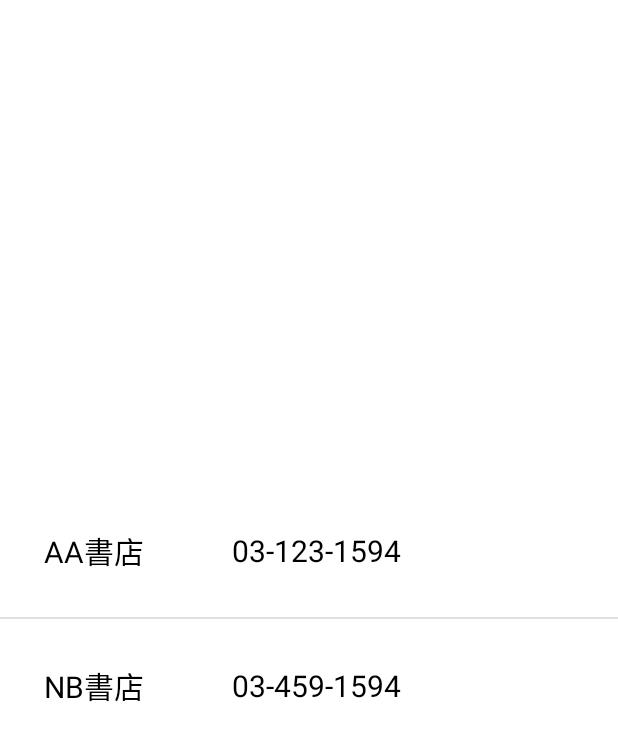
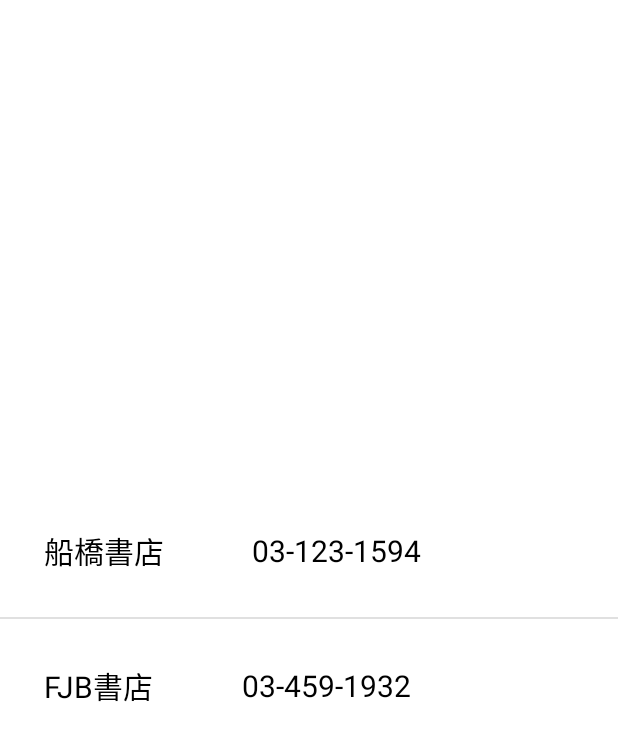
Before and after one commit to x19g025/thebook, an Android app: the screen it shows after launch (TShopInfoActivity), after a tap on "店舗情報編集", on a phone screen of 412 x 824 dp. Shown: the top 741 px of the screen. Run offline under Robolectric (Android 15) with nearby library versions, the phone set to English and light mode, and no system bars.

Commit message:
12/1333333

```diff
--- a/app/src/main/AndroidManifest.xml
+++ b/app/src/main/AndroidManifest.xml
@@ -28,7 +28,7 @@
             android:exported="false" />
         <activity
             android:name=".SubTShopInfoActivity"
-            android:label="@string/app_name" />
+            android:exported="false" />
         <activity
             android:name=".TMapCreateActivity"
             android:exported="false" />
@@ -43,7 +43,6 @@
             android:exported="true">
             <intent-filter>
                 <action android:name="android.intent.action.MAIN" />
-
                 <category android:name="android.intent.category.LAUNCHER" />
             </intent-filter>
         </activity>
--- a/app/src/main/java/com/example/thebook/TShopInfoActivity.java
+++ b/app/src/main/java/com/example/thebook/TShopInfoActivity.java
@@ -12,12 +12,24 @@ public class TShopInfoActivity extends AppCompatActivity
         implements AdapterView.OnItemClickListener {
 
     private static final String[] scenes = {
-            "AA書店",
-            "NB書店"
+            "船橋書店",
+            "FJB書店"
+    };
+    private static final String[] address = {
+            "〒273-0005 千葉県船橋市本町7丁目",
+            "〒273-0005 千葉県船橋市本町7丁目12-16"
+    };
+    private static final String[] time = {
+            "営業時間 10：00 ~ 20:00",
+            "営業時間 10：00 ~ 22:00"
     };
     private static final String[] tel = {
             "03-123-1594",
-            "03-459-1594"
+            "03-459-1932"
+    };
+    private static final String[] hp = {
+            "funabashi.net",
+            "fjb.net"
     };
 
     @Override
@@ -32,7 +44,7 @@ public class TShopInfoActivity extends AppCompatActivity
         // レイアウトファイル list.xml を activity_main.xml に
         // inflate するためにadapterに引数として渡す
         BaseAdapter adapter = new ListViewAdapter(this.getApplicationContext(),
-                R.layout.list, scenes ,tel);
+                R.layout.list,scenes,tel);
 
         // ListViewにadapterをセット
         listView.setAdapter(adapter);
@@ -51,10 +63,16 @@ public class TShopInfoActivity extends AppCompatActivity
 
         // clickされたpositionのtextとphotoのID
         String selectedText = scenes[position];
-        String selectedText2 = scenes[position];
+        String selectedText2 = address[position];
+        String selectedText3 = time[position];
+        String selectedText4 = tel[position];
+        String selectedText5 = hp[position];
         // インテントにセット
         intent.putExtra("Text", selectedText);
         intent.putExtra("Text2", selectedText2);
+        intent.putExtra("Text3", selectedText3);
+        intent.putExtra("Text4", selectedText4);
+        intent.putExtra("Text5", selectedText5);
         // SubActivityへ遷移
         startActivity(intent);
     }
```
Also changed, not shown: app/src/main/java/com/example/thebook/SubTShopInfoActivity.java (+12 -0 lines), app/src/main/res/layout/activity_tshop_info_sub.xml (+53 -8 lines).
